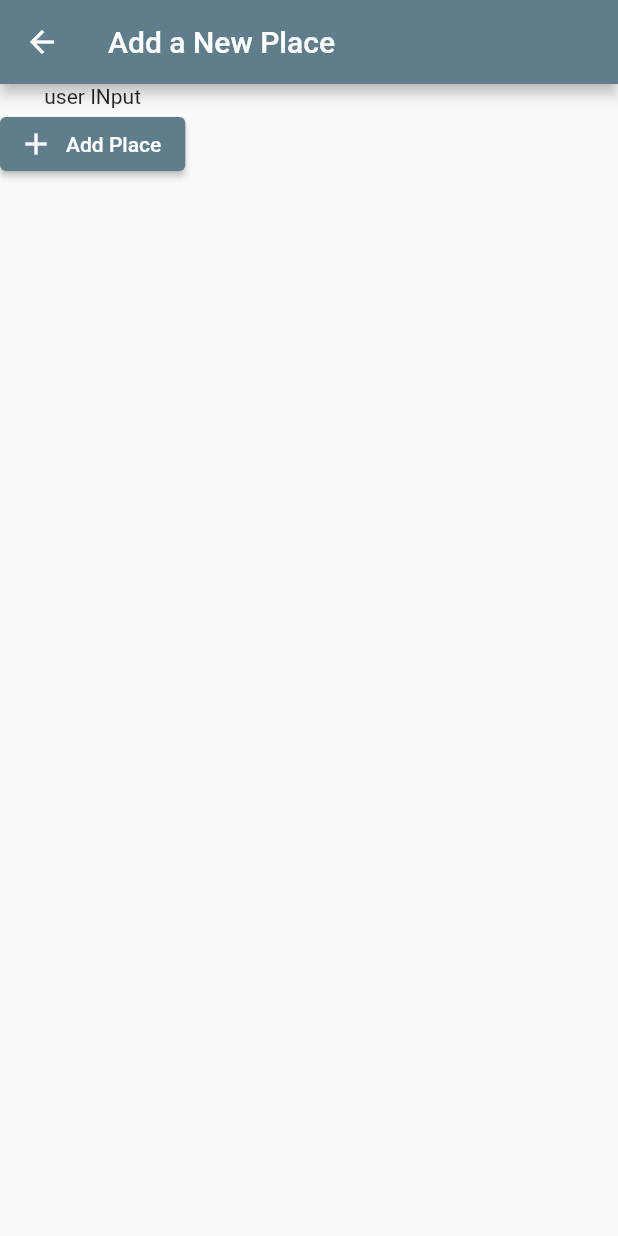
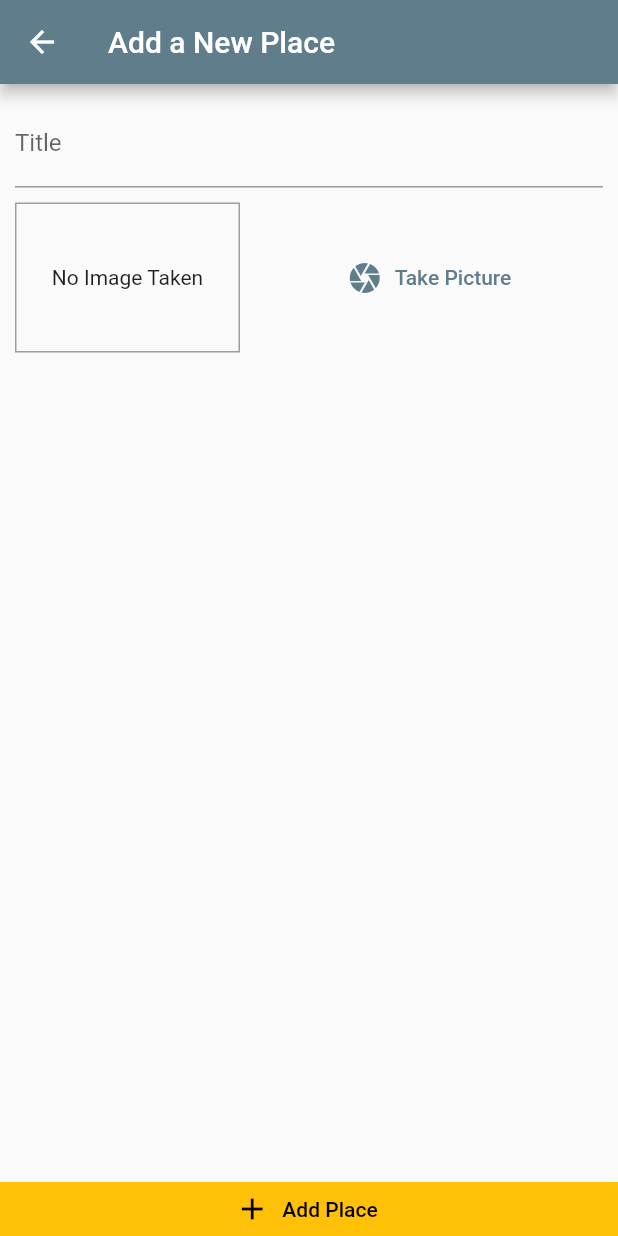
Before and after one commit to AJ8454/Greate-Places, a Flutter app: the screen it shows after launch, after a tap on the "add" icon, on a phone screen of 412 x 824 dp. Run offline on Flutter 3.47's test engine with Material 2 defaults, Android fonts, the phone set to English and light mode, and no system bars; our stand-ins replace image_picker.

Commit message:
first commit

```diff
--- a/lib/main.dart
+++ b/lib/main.dart
@@ -1,6 +1,6 @@
 import 'package:flutter/material.dart';
-import 'package:great_places/provider/great_places.dart';
-import 'package:great_places/screens/add_place_screen.dart';
+import '../provider/great_places.dart';
+import '../screens/add_place_screen.dart';
 import 'package:provider/provider.dart';
 
 import 'screens/places_list_screen.dart';
--- a/lib/provider/great_places.dart
+++ b/lib/provider/great_places.dart
@@ -1,10 +1,23 @@
+import 'dart:io';
+
 import 'package:flutter/material.dart';
 import 'package:great_places/models/place.dart';
 
 class GreatPlaces with ChangeNotifier {
-  final List<Place> _items= [];
+  final List<Place> _items = [];
 
   List<Place> get items {
     return [..._items];
   }
+
+  void addPlace(String pickTitle, File pickedImage) {
+    final newPlace = Place(
+      id: DateTime.now().toString(),
+      image: pickedImage,
+      title: pickTitle,
+      location: null,
+    );
+    _items.add(newPlace);
+    notifyListeners();
+  }
 }
--- a/lib/screens/add_place_screen.dart
+++ b/lib/screens/add_place_screen.dart
@@ -1,4 +1,9 @@
+import 'dart:io';
+
 import 'package:flutter/material.dart';
+import '../provider/great_places.dart';
+import 'package:provider/provider.dart';
+import '../widgets/image_input.dart';
 
 class AddPlaceScreen extends StatefulWidget {
   static const routeName = '/addPlace';
@@ -9,6 +14,22 @@ class AddPlaceScreen extends StatefulWidget {
 }
 
 class _AddPlaceScreenState extends State<AddPlaceScreen> {
+  final TextEditingController? _titleController = TextEditingController();
+  File? _pickedImage;
+
+  void _selectImage(File pickedImage) {
+    _pickedImage = pickedImage;
+  }
+
+  void _savePlace() {
+    if (_titleController!.text.isEmpty || _pickedImage == null) {
+      return;
+    }
+    Provider.of<GreatPlaces>(context, listen: false)
+        .addPlace(_titleController!.text, _pickedImage!);
+    Navigator.of(context).pop();
+  }
+
   @override
   Widget build(BuildContext context) {
     return Scaffold(
@@ -16,12 +37,47 @@ class _AddPlaceScreenState extends State<AddPlaceScreen> {
         title: const Text('Add a New Place'),
       ),
       body: Column(
+        crossAxisAlignment: CrossAxisAlignment.stretch,
         children: [
-          const Text('user INput'),
+          Expanded(
+            child: SingleChildScrollView(
+              child: Padding(
+                padding: const EdgeInsets.all(10.0),
+                child: Column(
+                  children: [
+                    TextField(
+                      controller: _titleController,
+                      decoration: const InputDecoration(
+                        labelText: 'Title',
+                      ),
+                    ),
+                    const SizedBox(height: 10),
+                    ImageInput(onSelectImage: _selectImage),
+                  ],
+                ),
+              ),
+            ),
+          ),
           ElevatedButton.icon(
-            onPressed: () {},
-            icon: const Icon(Icons.add),
-            label: const Text('Add Place'),
+            onPressed: _savePlace,
+            icon: const Icon(
+              Icons.add,
+              color: Colors.black,
+            ),
+            label: const Text(
+              'Add Place',
+              style: TextStyle(
+                color: Colors.black,
+              ),
+            ),
+            style: ElevatedButton.styleFrom(
+              elevation: 0,
+              shape: const RoundedRectangleBorder(
+                borderRadius: BorderRadius.zero,
+              ),
+              tapTargetSize: MaterialTapTargetSize.shrinkWrap,
+              primary: Theme.of(context).colorScheme.secondary,
+            ),
           )
         ],
       ),
--- a/lib/screens/places_list_screen.dart
+++ b/lib/screens/places_list_screen.dart
@@ -1,5 +1,7 @@
 import 'package:flutter/material.dart';
-import 'package:great_places/screens/add_place_screen.dart';
+import 'package:great_places/provider/great_places.dart';
+import 'package:provider/provider.dart';
+import '../screens/add_place_screen.dart';
 
 class PlacesListScreen extends StatelessWidget {
   const PlacesListScreen({Key? key}) : super(key: key);
@@ -18,10 +20,23 @@ class PlacesListScreen extends StatelessWidget {
           ),
         ],
       ),
-      body: Center(
-        child: CircularProgressIndicator(
-          color: Theme.of(context).colorScheme.secondary,
-        ),
+      body: Consumer<GreatPlaces>(
+        child:
+            const Center(child: Text('Got no places yet, start adding some!')),
+        builder: (ctx, greatPlace, ch) => greatPlace.items.isEmpty
+            ? ch!
+            : ListView.builder(
+                itemCount: greatPlace.items.length,
+                itemBuilder: (ctx, i) => ListTile(
+                  leading: CircleAvatar(
+                    backgroundImage: FileImage(
+                      greatPlace.items[i].image!,
+                    ),
+                  ),
+                  title: Text(greatPlace.items[i].title!),
+                  onTap: () {},
+                ),
+              ),
       ),
     );
   }
--- /dev/null
+++ b/lib/widgets/image_input.dart
@@ -0,0 +1,70 @@
+import 'dart:io';
+
+import 'package:flutter/material.dart';
+import 'package:image_picker/image_picker.dart';
+import 'package:path/path.dart' as path;
+import 'package:path_provider/path_provider.dart' as syspaths;
+
+class ImageInput extends StatefulWidget {
+  final Function? onSelectImage;
+  const ImageInput({
+    Key? key,
+    this.onSelectImage,
+  }) : super(key: key);
+
+  @override
+  _ImageInputState createState() => _ImageInputState();
+}
+
+class _ImageInputState extends State<ImageInput> {
+  File? _storeImage;
+
+  Future<void> _takePicture() async {
+    var imageFile = await ImagePicker().pickImage(
+      source: ImageSource.camera,
+      maxWidth: 600,
+      imageQuality: 50,
+    );
+    setState(() {
+      _storeImage = File(imageFile!.path);
+    });
+    final appDir = await syspaths.getApplicationDocumentsDirectory();
+    final fileName = path.basename(_storeImage!.path);
+    final saveIamge = await _storeImage!.copy('${appDir.path}/$fileName');
+    widget.onSelectImage!(saveIamge);
+  }
+
+  @override
+  Widget build(BuildContext context) {
+    return Row(
+      children: [
+        Container(
+          width: 150,
+          height: 100,
+          decoration: BoxDecoration(
+            border: Border.all(width: 1, color: Colors.grey),
+          ),
+          alignment: Alignment.center,
+          child: _storeImage != null
+              ? Image.file(
+                  _storeImage!,
+                  fit: BoxFit.cover,
+                  width: double.infinity,
+                )
+              : const Text(
+                  'No Image Taken',
+                  textAlign: TextAlign.center,
+                ),
+        ),
+        const SizedBox(width: 10),
+        Expanded(
+          child: TextButton.icon(
+            onPressed: _takePicture,
+            icon: const Icon(Icons.camera),
+            label: const Text('Take Picture'),
+          ),
+        )
+      ],
+    );
+  }
+}
```
Also changed, not shown: pubspec.yaml (+13 -4 lines), assets/icon/greatplaceicon.png (added), pubspec.lock, 23 other files.
